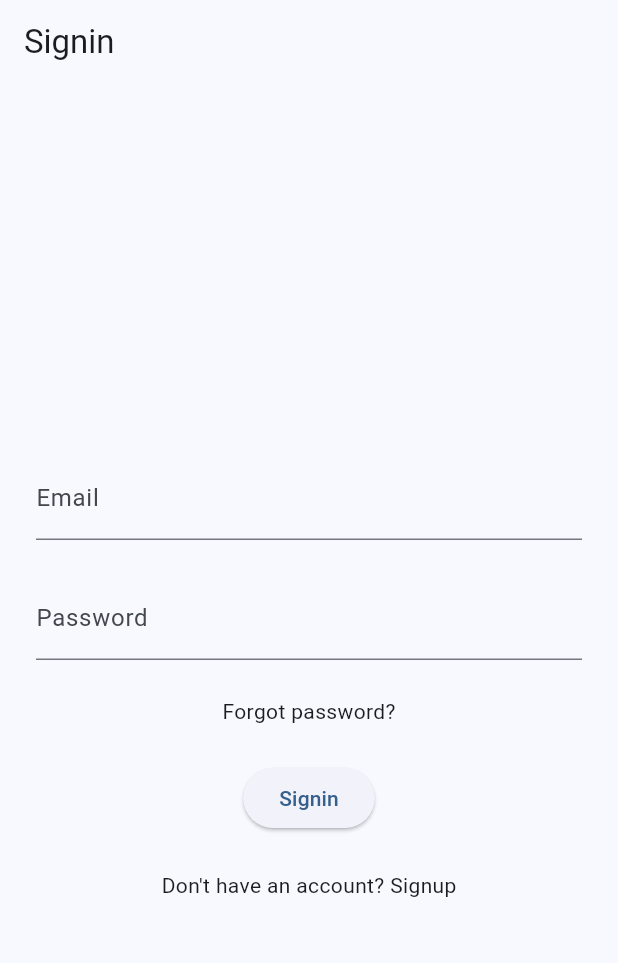
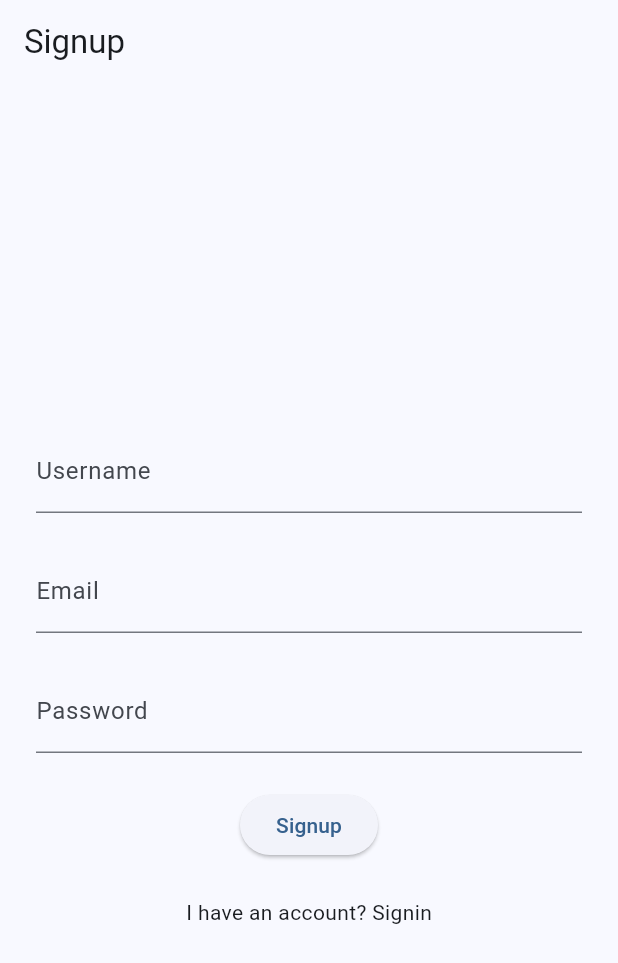
Before and after one commit to CyriacduChatenet/Todo-app-nest-flutter, a Flutter app: the screen it shows after launch, after a tap on an icon or button, on a phone screen of 412 x 824 dp. Shown: the top 963 px of the screen. Run offline on Flutter 3.47's test engine with Material 3 defaults, Android fonts, the phone set to English and light mode, and no system bars; our stand-ins replace bloc, equatable, flutter_bloc; network calls fail.

Commit message:
feat(client): add auth screens

```diff
--- a/client/lib/main.dart
+++ b/client/lib/main.dart
@@ -4,7 +4,9 @@ import 'package:flutter_bloc/flutter_bloc.dart';
 import 'package:client/blocs/todos/todos_bloc.dart';
 import 'package:client/blocs/todos/todos_event.dart';
 import 'package:client/repository/todo_repository.dart';
-import 'package:client/screens/auth/signn_screen.dart';
+import 'package:client/screens/auth/signin_screen.dart';
+import 'package:client/screens/auth/signup_screen.dart';
+import 'package:client/screens/auth/forgotPassword_screen.dart';
 import 'package:client/screens/profile_screen.dart';
 import 'package:client/screens/home_screen.dart';
 
@@ -36,6 +38,8 @@ class MyApp extends StatelessWidget {
             initialRoute: '/signin',
             routes: {
               '/signin': (context) => const SigninScreen(),
+              '/signup': (context) => const SignupScreen(),
+              '/forgot-password': (context) => const ForgotPasswordScreen(),
               '/': (context) => const HomeScreen(),
               '/profile': (context) => const ProfileScreen(),
             },
--- a/client/lib/screens/auth/signn_screen.dart
+++ b/client/lib/screens/auth/signin_screen.dart
@@ -1,5 +1,6 @@
+import 'package:flutter/material.dart';
+
 import 'package:client/widgets/auth/signinForm_widget.dart';
-import 'package:flutter/material.dart';
 
 class SigninScreen extends StatefulWidget {
   const SigninScreen({super.key});
--- /dev/null
+++ b/client/lib/screens/auth/signup_screen.dart
@@ -0,0 +1,26 @@
+import 'package:flutter/material.dart';
+
+import 'package:client/widgets/auth/signupForm_widget.dart';
+
+class SignupScreen extends StatefulWidget {
+  const SignupScreen({super.key});
+
+  @override
+  State<SignupScreen> createState() => _SignupScreenState();
+}
+
+class _SignupScreenState extends State<SignupScreen> {
+  @override
+  Widget build(BuildContext context) {
+    return Scaffold(
+      appBar: AppBar(
+        title: const Text('Signup'),
+        automaticallyImplyLeading: false,
+      ),
+      body: const Padding(
+          padding: EdgeInsets.only(top: 24.0, right: 24.0, left: 24.0),
+          child: SignupFormWidget()),
+    );
+    ;
+  }
+}
--- /dev/null
+++ b/client/lib/widgets/auth/signupForm_widget.dart
@@ -0,0 +1,75 @@
+import 'package:flutter/material.dart';
+
+class SignupFormWidget extends StatefulWidget {
+  const SignupFormWidget({Key? key}) : super(key: key);
+
+  @override
+  State<SignupFormWidget> createState() => _SignupFormWidgetState();
+}
+
+class _SignupFormWidgetState extends State<SignupFormWidget> {
+  final _emailController = TextEditingController();
+  final _passwordController = TextEditingController();
+  final _usernameController = TextEditingController();
+
+  void _onSubmit() {
+    final email = _emailController.text;
+    final password = _passwordController.text;
+    final username = _usernameController.text;
+
+    print('email: $email');
+    print('password: $password');
+    print('username: $username');
+  }
+
+  @override
+  Widget build(BuildContext context) {
+    return Center(
+      child: Form(
+        child: Column(
+          mainAxisAlignment: MainAxisAlignment.center,
+          crossAxisAlignment: CrossAxisAlignment.center,
+          children: [
+            TextFormField(
+              controller: _usernameController,
+              decoration: const InputDecoration(
+                labelText: 'Username',
+                hintText: 'Enter your username',
+              ),
+            ),
+            const SizedBox(height: 24),
+            TextFormField(
+              controller: _emailController,
+              decoration: const InputDecoration(
+                labelText: 'Email',
+                hintText: 'Enter your email',
+              ),
+            ),
+            const SizedBox(height: 24),
+            TextFormField(
+              controller: _passwordController,
+              obscureText: true,
+              decoration: const InputDecoration(
+                labelText: 'Password',
+                hintText: 'Enter your password',
+              ),
+            ),
+            const SizedBox(height: 24),
+            ElevatedButton(
+              onPressed: _onSubmit,
+              child: const Text('Signup'),
+            ),
+            const SizedBox(height: 24),
+            GestureDetector(
+              onTap: () {
+                // Utilisez une fonction anonyme pour la navigation
+                Navigator.pushNamed(context, '/signin');
+              },
+              child: const Text('I have an account? Signin'),
+            ),
+          ],
+        ),
+      ),
+    );
+  }
+}
```
Also changed, not shown: client/lib/screens/auth/forgotPassword_screen.dart (added, +25 -0 lines), client/lib/widgets/auth/forgotPasswordForm_widget.dart (added, +53 -0 lines).
